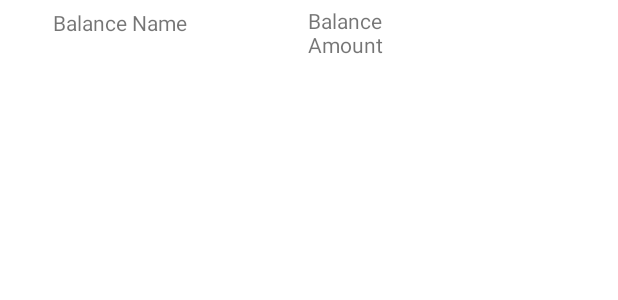
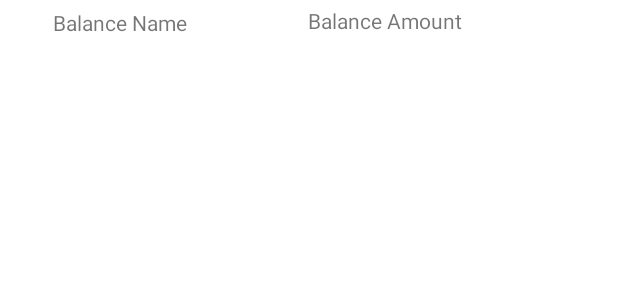
Before and after one commit to ouroboros-t/justbalanceapp, an Android app: the layout list_item_balance.xml on its own in the app's theme, with its tools: preview values and no code run, on a phone screen of 412 x 824 dp. Shown: the top 300 px of the screen. Run offline under Robolectric (Android 15) with nearby library versions, the phone set to English and light mode, and no system bars.

Commit message:
Things show up on recycler view now. Added an Ideas file for notes. Changed how the balance name edit text view displays. Changed a little bit about the layout

```diff
--- a/justbalanceappv2/app/src/main/java/com/pg/justbalance/screens/add/AddBalanceFragment.kt
+++ b/justbalanceappv2/app/src/main/java/com/pg/justbalance/screens/add/AddBalanceFragment.kt
@@ -4,6 +4,7 @@ import android.os.Bundle
 import android.view.LayoutInflater
 import android.view.View
 import android.view.ViewGroup
+import android.widget.EditText
 import androidx.databinding.DataBindingUtil
 import androidx.fragment.app.Fragment
 import androidx.lifecycle.ViewModelProvider
@@ -39,7 +40,7 @@ class AddBalanceFragment: Fragment() {
         binding.lifecycleOwner = this
 
         binding.addBalanceConfirmButton.setOnClickListener {
-           val balanceName = binding.balanceNameEditText.toString()
+           val balanceName = binding.balanceNameEditText.text.toString()
             //val balanceAmount = Integer.parseInt(binding.balanceAmountEditText.toString())
             addBalanceViewModel.onAddBalance(balanceName, 500)
             findNavController().navigate(R.id.action_addBalanceFragment_to_balanceFragment)
--- a/justbalanceappv2/app/src/main/java/com/pg/justbalance/screens/add/AddBalanceViewModel.kt
+++ b/justbalanceappv2/app/src/main/java/com/pg/justbalance/screens/add/AddBalanceViewModel.kt
@@ -17,7 +17,6 @@ class AddBalanceViewModel(
     application: Application
 ): AndroidViewModel(application) {
     val balanceViewModel = BalanceViewModel(database,application)
-    val balanceList = balanceViewModel.balanceList
 
     val viewModelJob = Job()
 
--- a/justbalanceappv2/app/src/main/res/layout/list_item_balance.xml
+++ b/justbalanceappv2/app/src/main/res/layout/list_item_balance.xml
@@ -2,13 +2,19 @@
 <LinearLayout xmlns:android="http://schemas.android.com/apk/res/android"
     xmlns:app="http://schemas.android.com/apk/res-auto"
     xmlns:tools="http://schemas.android.com/tools"
-    android:layout_width="match_parent"
-    android:layout_height="match_parent">
+    android:layout_width="wrap_content"
+    android:layout_height="wrap_content"
+    android:orientation="vertical">
+
+    <LinearLayout
+        android:layout_width="566dp"
+        android:layout_height="53dp"
+        android:orientation="horizontal">
 
         <TextView
             android:id="@+id/balance_name_textView"
             android:layout_width="122dp"
-        android:layout_height="wrap_content"
+            android:layout_height="33dp"
             android:layout_marginStart="35dp"
             android:layout_marginTop="5dp"
             android:layout_marginBottom="707dp"
@@ -16,12 +22,13 @@
 
         <TextView
             android:id="@+id/balance_amount_textView"
-        android:layout_width="60dp"
-        android:layout_height="wrap_content"
+            android:layout_width="wrap_content"
+            android:layout_height="33dp"
             android:layout_marginStart="48dp"
             android:layout_marginTop="4dp"
             android:layout_marginEnd="213dp"
             android:layout_marginBottom="708dp"
             tools:text="Balance Amount" />
+    </LinearLayout>
 
 </LinearLayout>
```
Also changed, not shown: justbalanceappv2/app/src/main/java/com/pg/justbalance/IdealUtils.kt (added, +13 -0 lines), justbalanceappv2/app/src/main/java/com/pg/justbalance/screens/balance/BalanceFragment.kt (+5 -42 lines), justbalanceappv2/app/src/main/java/com/pg/justbalance/screens/balance/BalanceViewModel.kt (+0 -40 lines), justbalanceappv2/app/src/main/res/layout/balance_layout.xml (+4 -17 lines). Lines whose indentation alone changed are shown as unchanged.
